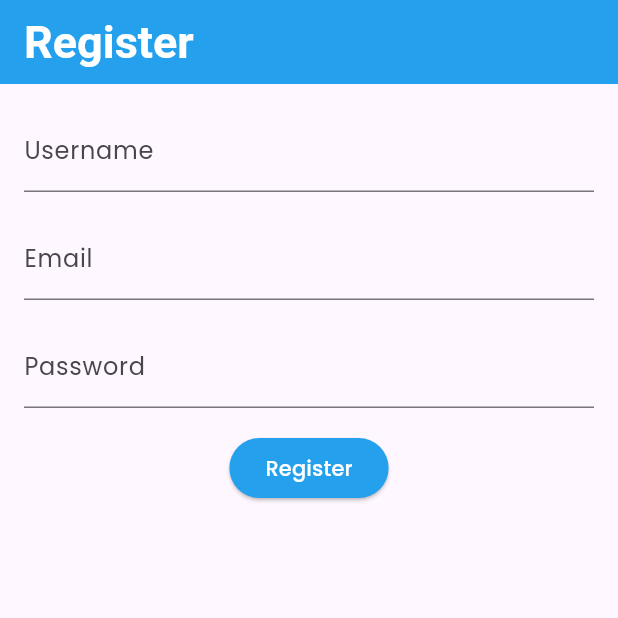
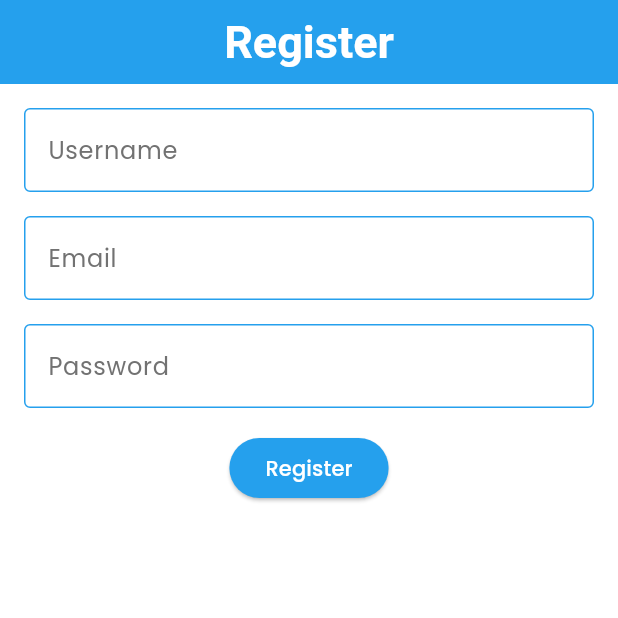
Before and after one commit to Shua24/penicillisolver-mobile, a Flutter app: the screen it shows after launch, on a phone screen of 412 x 824 dp, the top half of it. Run offline on Flutter 3.47's test engine with Material 3 defaults, Android fonts, the phone set to English and light mode, and no system bars; our stand-ins replace google_fonts.

```diff
--- a/lib/main.dart
+++ b/lib/main.dart
@@ -1,6 +1,7 @@
 import 'package:flutter/material.dart';
 import 'theme.dart'; // import your theme file
 import 'register.dart'; // import the registration page
+import 'lookup.dart';
 
 void main() {
   runApp(MyApp());
@@ -11,8 +12,7 @@ class MyApp extends StatelessWidget {
   Widget build(BuildContext context) {
     return MaterialApp(
       theme: AppTheme.lightTheme, // Apply the theme
-      home:
-          RegistrationPage(), // Set the registration page as the initial route
+      home: RegistrationPage(),
     );
   }
 }
--- a/lib/register.dart
+++ b/lib/register.dart
@@ -27,6 +27,7 @@ class _RegistrationPageState extends State<RegistrationPage> {
     return Scaffold(
       appBar: AppBar(
         title: Text('Register'),
+        centerTitle: true,
       ),
       body: Padding(
         padding: const EdgeInsets.all(16.0),
--- a/lib/theme.dart
+++ b/lib/theme.dart
@@ -4,6 +4,7 @@ import 'package:google_fonts/google_fonts.dart';
 
 class AppTheme {
   static ThemeData lightTheme = ThemeData(
+    scaffoldBackgroundColor: Colors.white,
     primarySwatch: Colors.cyan,
     appBarTheme: const AppBarTheme(
       backgroundColor: Color.fromRGBO(37, 160, 237, 1),
@@ -18,6 +19,21 @@ class AppTheme {
         backgroundColor: const Color.fromRGBO(37, 160, 237, 1),
       ),
     ),
+    inputDecorationTheme: const InputDecorationTheme(
+        enabledBorder: OutlineInputBorder(
+          borderSide: BorderSide(
+            color: Color.fromRGBO(37, 160, 237, 1),
+          ),
+        ),
+        focusedBorder: OutlineInputBorder(
+          borderSide: BorderSide(
+            color: Color.fromRGBO(37, 160, 237, 1),
+          ),
+        ),
+        floatingLabelStyle: TextStyle(
+          color: Color.fromRGBO(37, 160, 237, 1),
+        ),
+        labelStyle: TextStyle(color: Color.fromARGB(255, 114, 114, 114))),
   );
   // Text field langsung di halaman
 }
```
Also changed, not shown: lib/lookup.dart (+17 -10 lines).
